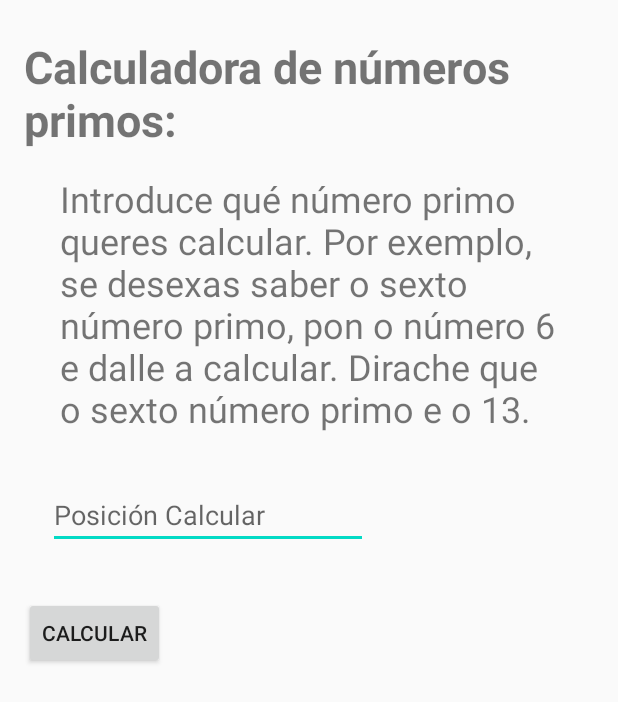
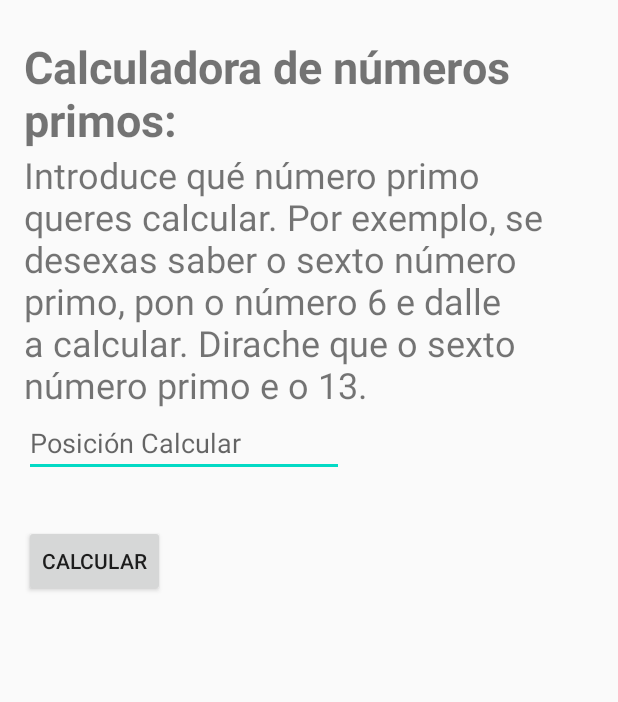
Before and after one commit to manureyesi/PMDM02_Calculadora, an Android app: the layout activity_main.xml on its own in the app's theme, with its tools: preview values and no code run, on a phone screen of 412 x 824 dp. Shown: the top 702 px of the screen. Run offline under Robolectric (Android 15) with nearby library versions, the light colour scheme and no system bars.

Commit message:
Añadir nuevos LOGs y rediseñar vista

```diff
--- a/app/src/main/java/net/iessanclemente/pmdm/pmdm02_calculadora/MainActivity.java
+++ b/app/src/main/java/net/iessanclemente/pmdm/pmdm02_calculadora/MainActivity.java
@@ -2,6 +2,7 @@ package net.iessanclemente.pmdm.pmdm02_calculadora;
 
 import android.support.v7.app.AppCompatActivity;
 import android.os.Bundle;
+import android.util.Log;
 import android.view.View;
 import android.widget.Button;
 import android.widget.EditText;
@@ -34,6 +35,7 @@ public class MainActivity extends AppCompatActivity {
     }
 
     private void onClick(View view) {
+        final String TAG = "onClick:";
 
         String textoNumeroCalcular = this.numeroCalcular.getText().toString();
         if (!textoNumeroCalcular.isEmpty()) {
@@ -43,13 +45,13 @@ public class MainActivity extends AppCompatActivity {
             try {
                 numeroCalcular = Integer.valueOf(textoNumeroCalcular);
             } catch (NumberFormatException e) {
-
+                Log.e(TAG, String.format("Error ao parsear a cadea %s, non se corresponde cun formato de número", textoNumeroCalcular));
             }
 
             Integer resultado = null;
             if (numeroCalcular != null) {
+                Log.i(TAG, String.format("Se calcula la posicion %s de un número primo", numeroCalcular));
                 resultado = CalculadoraPrimos.calcularPrimo(numeroCalcular);
-
 
                 this.resultado.setText(String.format(
                         getString(string.app_texto_respuesta_calcular),
--- a/app/src/main/res/layout/activity_main.xml
+++ b/app/src/main/res/layout/activity_main.xml
@@ -37,12 +37,10 @@
             android:id="@+id/textoDescripcion"
             android:layout_width="wrap_content"
             android:layout_height="wrap_content"
-            android:layout_marginStart="24dp"
-            android:layout_marginTop="16dp"
-            android:layout_marginEnd="24dp"
             android:text="@string/app_texto_descripcion"
             android:textSize="24sp"
             app:layout_constraintEnd_toEndOf="parent"
+            app:layout_constraintRight_toRightOf="parent"
             app:layout_constraintStart_toStartOf="parent"
             app:layout_constraintTop_toBottomOf="@+id/textTitulo" />
 
@@ -50,13 +48,13 @@
             android:id="@+id/numeroCalcular"
             android:layout_width="wrap_content"
             android:layout_height="wrap_content"
-            android:layout_marginStart="16dp"
-            android:layout_marginTop="32dp"
             android:ems="10"
             android:hint="@string/app_texto_imput_calculadora"
             android:inputType="number"
             app:layout_constraintEnd_toEndOf="parent"
             app:layout_constraintHorizontal_bias="0.0"
+            app:layout_constraintLeft_toLeftOf="parent"
+            app:layout_constraintRight_toRightOf="parent"
             app:layout_constraintStart_toStartOf="parent"
             app:layout_constraintTop_toBottomOf="@+id/textoDescripcion" />
 
@@ -70,6 +68,8 @@
             app:layout_constraintBottom_toTopOf="@+id/resultadoTexto"
             app:layout_constraintEnd_toEndOf="parent"
             app:layout_constraintHorizontal_bias="0.05"
+            app:layout_constraintLeft_toLeftOf="parent"
+            app:layout_constraintRight_toRightOf="parent"
             app:layout_constraintStart_toStartOf="parent"
             app:layout_constraintTop_toBottomOf="@+id/numeroCalcular"
             app:layout_constraintVertical_bias="0.0" />
@@ -78,10 +78,11 @@
             android:id="@+id/resultadoTexto"
             android:layout_width="wrap_content"
             android:layout_height="wrap_content"
-            android:layout_marginBottom="296dp"
+            android:textSize="30sp"
             app:layout_constraintBottom_toBottomOf="parent"
             app:layout_constraintEnd_toEndOf="parent"
-            app:layout_constraintHorizontal_bias="0.09"
+            app:layout_constraintLeft_toLeftOf="parent"
+            app:layout_constraintRight_toRightOf="parent"
             app:layout_constraintStart_toStartOf="parent" />
 
     </LinearLayout>
```
Also changed, not shown: app/src/main/java/net/iessanclemente/pmdm/pmdm02_calculadora/service/CalculadoraPrimos.java (+14 -3 lines).
